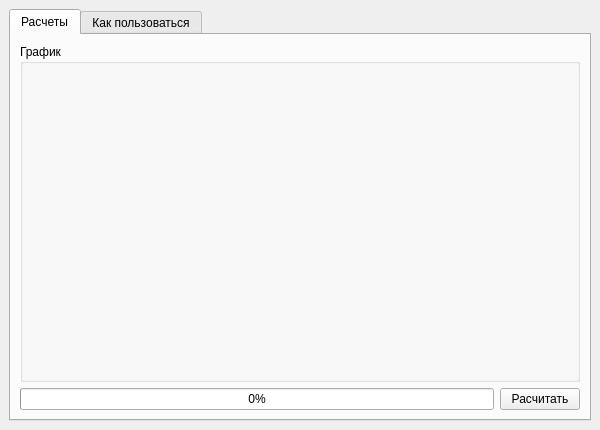
Before: the Qt Designer form gui/ui/untitled.ui in MrFreemanes/LocalAgent, drawn with Qt 5.
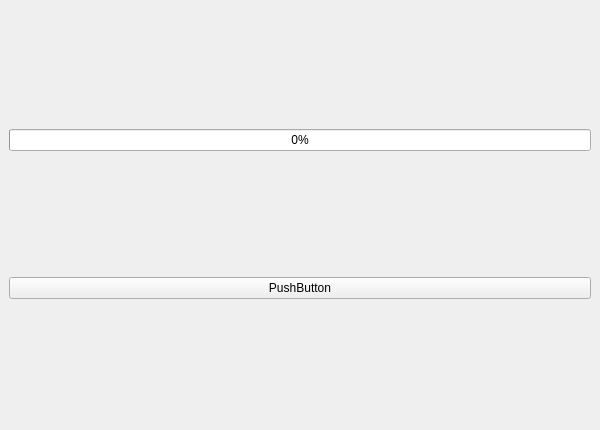
After: the same form once the commit is applied.

Diff of the .ui file:
```diff
--- a/gui/ui/untitled.ui
+++ b/gui/ui/untitled.ui
@@ -22,81 +22,17 @@
   <widget class="QWidget" name="centralwidget">
    <layout class="QVBoxLayout" name="verticalLayout">
     <item>
-     <widget class="QTabWidget" name="tabWidget">
-      <property name="currentIndex">
+     <widget class="QProgressBar" name="progressBar">
+      <property name="value">
        <number>0</number>
       </property>
-      <widget class="QWidget" name="tab_1">
-       <attribute name="title">
-        <string>Расчеты</string>
-       </attribute>
-       <layout class="QVBoxLayout" name="verticalLayout_3">
-        <item>
-         <widget class="QGroupBox" name="group_box_T1">
-          <property name="sizePolicy">
-           <sizepolicy hsizetype="Expanding" vsizetype="Expanding">
-            <horstretch>0</horstretch>
-            <verstretch>0</verstretch>
-           </sizepolicy>
-          </property>
-          <property name="contextMenuPolicy">
-           <enum>Qt::ContextMenuPolicy::DefaultContextMenu</enum>
-          </property>
-          <property name="title">
-           <string>График</string>
-          </property>
-          <property name="flat">
-           <bool>false</bool>
-          </property>
-          <property name="checkable">
-           <bool>false</bool>
-          </property>
-          <property name="checked">
-           <bool>false</bool>
-          </property>
-         </widget>
-        </item>
-        <item>
-         <layout class="QHBoxLayout" name="horizontalLayout">
-          <item>
-           <widget class="QProgressBar" name="progress_bar_T1">
-            <property name="value">
-             <number>0</number>
-            </property>
-           </widget>
-          </item>
-          <item>
-           <widget class="QPushButton" name="btn_calc_T1">
-            <property name="text">
-             <string>Расчитать</string>
-            </property>
-           </widget>
-          </item>
-         </layout>
-        </item>
-       </layout>
-      </widget>
-      <widget class="QWidget" name="tab_2">
-       <attribute name="title">
-        <string>Как пользоваться</string>
-       </attribute>
-       <layout class="QVBoxLayout" name="verticalLayout_2">
-        <item>
-         <widget class="QTextBrowser" name="text_browser_T2">
-          <property name="html">
-           <string>&lt;!DOCTYPE HTML PUBLIC &quot;-//W3C//DTD HTML 4.0//EN&quot; &quot;http://www.w3.org/TR/REC-html40/strict.dtd&quot;&gt;
-&lt;html&gt;&lt;head&gt;&lt;meta name=&quot;qrichtext&quot; content=&quot;1&quot; /&gt;&lt;meta charset=&quot;utf-8&quot; /&gt;&lt;style type=&quot;text/css&quot;&gt;
-p, li { white-space: pre-wrap; }
-hr { height: 1px; border-width: 0; }
-li.unchecked::marker { content: &quot;\2610&quot;; }
-li.checked::marker { content: &quot;\2612&quot;; }
-&lt;/style&gt;&lt;/head&gt;&lt;body style=&quot; font-family:'Segoe UI'; font-size:9pt; font-weight:400; font-style:normal;&quot;&gt;
-&lt;p style=&quot; margin-top:0px; margin-bottom:0px; margin-left:0px; margin-right:0px; -qt-block-indent:0; text-indent:0px;&quot;&gt;Скоро тут обязательно что-то появиться&lt;/p&gt;&lt;/body&gt;&lt;/html&gt;</string>
-          </property>
-         </widget>
-        </item>
-       </layout>
-      </widget>
+     </widget>
+    </item>
+    <item>
+     <widget class="QPushButton" name="pushButton">
+      <property name="text">
+       <string>PushButton</string>
+      </property>
      </widget>
     </item>
    </layout>
```
